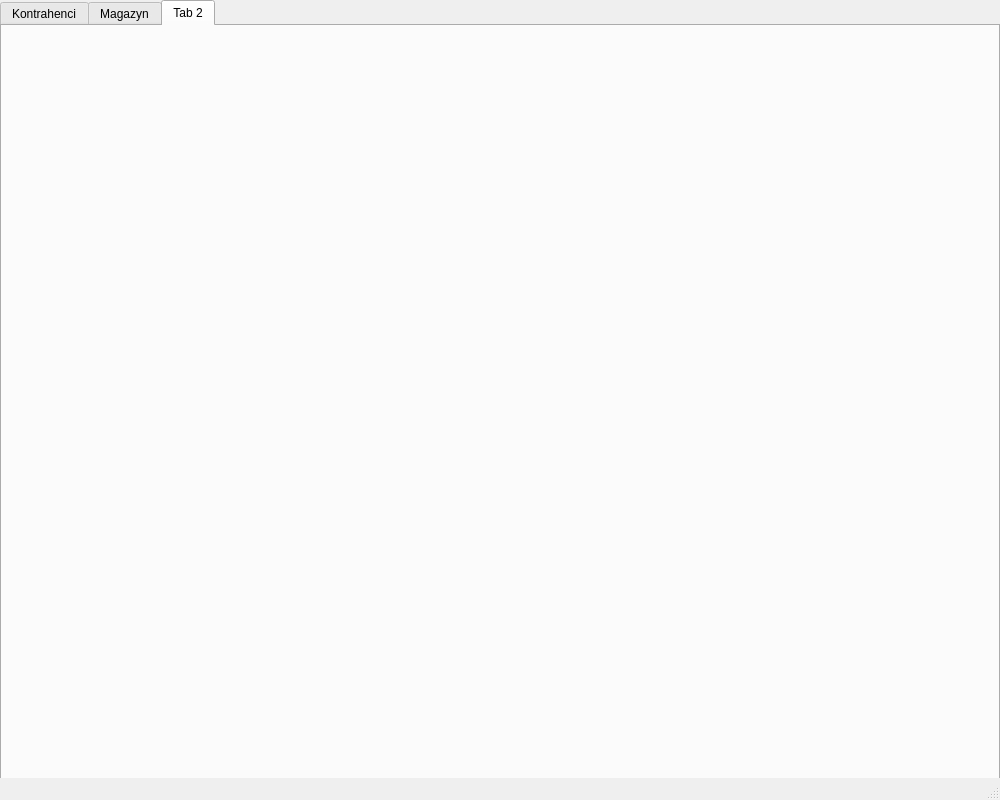
Above: mainwindow.ui from mbobas/QT_NoSQL_WareHouseSoft_ before the change. Below: the same form after it.
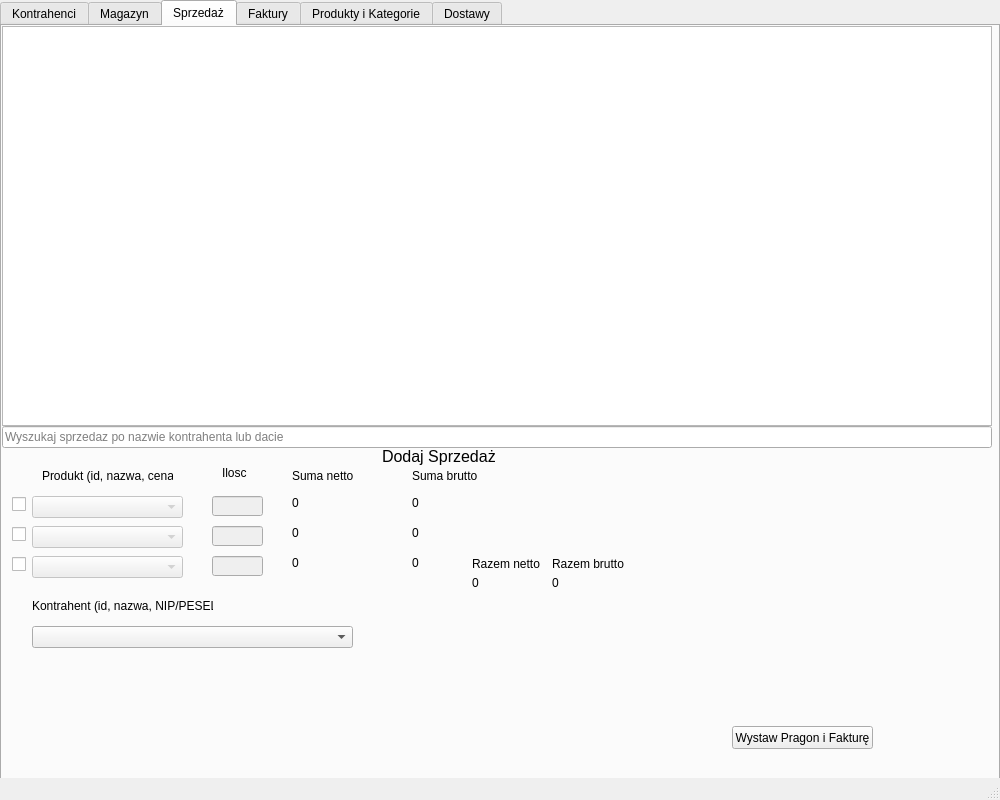
That is the form after the change. The open tabs and pages were chosen to show the change.

```diff
--- a/mainwindow.ui
+++ b/mainwindow.ui
@@ -274,7 +274,461 @@
     </widget>
     <widget class="QWidget" name="tab_3">
      <attribute name="title">
-      <string>Tab 2</string>
+      <string>Sprzedaż</string>
+     </attribute>
+     <widget class="QTableView" name="tableView_sprzedaz">
+      <property name="geometry">
+       <rect>
+        <x>0</x>
+        <y>0</y>
+        <width>990</width>
+        <height>400</height>
+       </rect>
+      </property>
+      <property name="editTriggers">
+       <set>QAbstractItemView::NoEditTriggers</set>
+      </property>
+     </widget>
+     <widget class="QLineEdit" name="lineEdit_sprzedaz_wyszukajtowar">
+      <property name="geometry">
+       <rect>
+        <x>0</x>
+        <y>400</y>
+        <width>990</width>
+        <height>22</height>
+       </rect>
+      </property>
+      <property name="placeholderText">
+       <string>Wyszukaj sprzedaz po nazwie kontrahenta lub dacie</string>
+      </property>
+     </widget>
+     <widget class="QLabel" name="label_sprzedaz">
+      <property name="geometry">
+       <rect>
+        <x>380</x>
+        <y>420</y>
+        <width>151</width>
+        <height>20</height>
+       </rect>
+      </property>
+      <property name="font">
+       <font>
+        <pointsize>12</pointsize>
+       </font>
+      </property>
+      <property name="text">
+       <string>Dodaj Sprzedaż</string>
+      </property>
+     </widget>
+     <widget class="QComboBox" name="comboBox">
+      <property name="enabled">
+       <bool>false</bool>
+      </property>
+      <property name="geometry">
+       <rect>
+        <x>30</x>
+        <y>470</y>
+        <width>151</width>
+        <height>22</height>
+       </rect>
+      </property>
+     </widget>
+     <widget class="QComboBox" name="comboBox_sprzedaz_2">
+      <property name="enabled">
+       <bool>false</bool>
+      </property>
+      <property name="geometry">
+       <rect>
+        <x>30</x>
+        <y>500</y>
+        <width>151</width>
+        <height>22</height>
+       </rect>
+      </property>
+     </widget>
+     <widget class="QComboBox" name="comboBox_sprzedaz_3">
+      <property name="enabled">
+       <bool>false</bool>
+      </property>
+      <property name="geometry">
+       <rect>
+        <x>30</x>
+        <y>530</y>
+        <width>151</width>
+        <height>22</height>
+       </rect>
+      </property>
+     </widget>
+     <widget class="QLineEdit" name="lineEdit_sprzedaz_cena1">
+      <property name="enabled">
+       <bool>false</bool>
+      </property>
+      <property name="geometry">
+       <rect>
+        <x>210</x>
+        <y>470</y>
+        <width>51</width>
+        <height>20</height>
+       </rect>
+      </property>
+     </widget>
+     <widget class="QLabel" name="label_sprzedaz_produkt">
+      <property name="geometry">
+       <rect>
+        <x>40</x>
+        <y>440</y>
+        <width>131</width>
+        <height>20</height>
+       </rect>
+      </property>
+      <property name="text">
+       <string>Produkt (id, nazwa, cena)</string>
+      </property>
+     </widget>
+     <widget class="QLabel" name="label_sprzedaz_ilosc">
+      <property name="geometry">
+       <rect>
+        <x>220</x>
+        <y>440</y>
+        <width>47</width>
+        <height>13</height>
+       </rect>
+      </property>
+      <property name="text">
+       <string>Ilosc</string>
+      </property>
+     </widget>
+     <widget class="QLineEdit" name="lineEdit_sprzedaz_cena_2">
+      <property name="enabled">
+       <bool>false</bool>
+      </property>
+      <property name="geometry">
+       <rect>
+        <x>210</x>
+        <y>500</y>
+        <width>51</width>
+        <height>20</height>
+       </rect>
+      </property>
+     </widget>
+     <widget class="QLineEdit" name="lineEdit_sprzedaz_cena1_3">
+      <property name="enabled">
+       <bool>false</bool>
+      </property>
+      <property name="geometry">
+       <rect>
+        <x>210</x>
+        <y>530</y>
+        <width>51</width>
+        <height>20</height>
+       </rect>
+      </property>
+     </widget>
+     <widget class="QLabel" name="label_suma_jednostkowa">
+      <property name="geometry">
+       <rect>
+        <x>290</x>
+        <y>440</y>
+        <width>91</width>
+        <height>20</height>
+       </rect>
+      </property>
+      <property name="text">
+       <string>Suma netto</string>
+      </property>
+     </widget>
+     <widget class="QLabel" name="label_sprzed_sum1">
+      <property name="geometry">
+       <rect>
+        <x>290</x>
+        <y>470</y>
+        <width>47</width>
+        <height>13</height>
+       </rect>
+      </property>
+      <property name="text">
+       <string>0</string>
+      </property>
+     </widget>
+     <widget class="QLabel" name="label_sprzed_sum2">
+      <property name="geometry">
+       <rect>
+        <x>290</x>
+        <y>500</y>
+        <width>47</width>
+        <height>13</height>
+       </rect>
+      </property>
+      <property name="text">
+       <string>0</string>
+      </property>
+     </widget>
+     <widget class="QLabel" name="label_sprzed_sum3">
+      <property name="geometry">
+       <rect>
+        <x>290</x>
+        <y>530</y>
+        <width>47</width>
+        <height>13</height>
+       </rect>
+      </property>
+      <property name="text">
+       <string>0</string>
+      </property>
+     </widget>
+     <widget class="QLabel" name="label_suma_jednostkowa_brutto">
+      <property name="geometry">
+       <rect>
+        <x>410</x>
+        <y>440</y>
+        <width>91</width>
+        <height>20</height>
+       </rect>
+      </property>
+      <property name="text">
+       <string>Suma brutto</string>
+      </property>
+     </widget>
+     <widget class="QLabel" name="label_sprzed_sumb1">
+      <property name="geometry">
+       <rect>
+        <x>410</x>
+        <y>470</y>
+        <width>47</width>
+        <height>13</height>
+       </rect>
+      </property>
+      <property name="text">
+       <string>0</string>
+      </property>
+     </widget>
+     <widget class="QLabel" name="label_sprzed_sumb2">
+      <property name="geometry">
+       <rect>
+        <x>410</x>
+        <y>500</y>
+        <width>47</width>
+        <height>13</height>
+       </rect>
+      </property>
+      <property name="text">
+       <string>0</string>
+      </property>
+     </widget>
+     <widget class="QLabel" name="label_sprzed_sumb3">
+      <property name="geometry">
+       <rect>
+        <x>410</x>
+        <y>530</y>
+        <width>47</width>
+        <height>13</height>
+       </rect>
+      </property>
+      <property name="text">
+       <string>0</string>
+      </property>
+     </widget>
+     <widget class="QLabel" name="label_sprzedaz_razemnetto">
+      <property name="geometry">
+       <rect>
+        <x>470</x>
+        <y>530</y>
+        <width>81</width>
+        <height>16</height>
+       </rect>
+      </property>
+      <property name="text">
+       <string>Razem netto</string>
+      </property>
+     </widget>
+     <widget class="QLabel" name="label_sprzedaz_razembrutto">
+      <property name="geometry">
+       <rect>
+        <x>550</x>
+        <y>530</y>
+        <width>81</width>
+        <height>16</height>
+       </rect>
+      </property>
+      <property name="text">
+       <string>Razem brutto</string>
+      </property>
+     </widget>
+     <widget class="QLabel" name="label_sprzed_suma_razemnetto">
+      <property name="geometry">
+       <rect>
+        <x>470</x>
+        <y>550</y>
+        <width>47</width>
+        <height>13</height>
+       </rect>
+      </property>
+      <property name="text">
+       <string>0</string>
+      </property>
+     </widget>
+     <widget class="QLabel" name="label_sprzed_suma_razembrutto">
+      <property name="geometry">
+       <rect>
+        <x>550</x>
+        <y>550</y>
+        <width>47</width>
+        <height>13</height>
+       </rect>
+      </property>
+      <property name="text">
+       <string>0</string>
+      </property>
+     </widget>
+     <widget class="QComboBox" name="comboBox_sprzedaz_kontrahent">
+      <property name="geometry">
+       <rect>
+        <x>30</x>
+        <y>600</y>
+        <width>321</width>
+        <height>22</height>
+       </rect>
+      </property>
+     </widget>
+     <widget class="QCheckBox" name="checkBox_sprzed_1">
+      <property name="geometry">
+       <rect>
+        <x>10</x>
+        <y>470</y>
+        <width>16</width>
+        <height>17</height>
+       </rect>
+      </property>
+      <property name="text">
+       <string/>
+      </property>
+     </widget>
+     <widget class="QCheckBox" name="checkBox_sprzed_2">
+      <property name="geometry">
+       <rect>
+        <x>10</x>
+        <y>500</y>
+        <width>16</width>
+        <height>17</height>
+       </rect>
+      </property>
+      <property name="text">
+       <string/>
+      </property>
+     </widget>
+     <widget class="QCheckBox" name="checkBox_sprzed_3">
+      <property name="geometry">
+       <rect>
+        <x>10</x>
+        <y>530</y>
+        <width>16</width>
+        <height>17</height>
+       </rect>
+      </property>
+      <property name="text">
+       <string/>
+      </property>
+     </widget>
+     <widget class="QPushButton" name="pushButton_sprzedaz">
+      <property name="geometry">
+       <rect>
+        <x>730</x>
+        <y>700</y>
+        <width>141</width>
+        <height>23</height>
+       </rect>
+      </property>
+      <property name="text">
+       <string>Wystaw Pragon i Fakturę</string>
+      </property>
+     </widget>
+     <widget class="QLabel" name="label_sprzedaz_kontrahent">
+      <property name="geometry">
+       <rect>
+        <x>30</x>
+        <y>570</y>
+        <width>181</width>
+        <height>20</height>
+       </rect>
+      </property>
+      <property name="text">
+       <string>Kontrahent (id, nazwa, NIP/PESEL</string>
+      </property>
+     </widget>
+     <widget class="QLabel" name="label_sprzed_komunikat">
+      <property name="geometry">
+       <rect>
+        <x>440</x>
+        <y>660</y>
+        <width>511</width>
+        <height>20</height>
+       </rect>
+      </property>
+      <property name="font">
+       <font>
+        <pointsize>13</pointsize>
+       </font>
+      </property>
+      <property name="text">
+       <string/>
+      </property>
+      <property name="alignment">
+       <set>Qt::AlignCenter</set>
+      </property>
+     </widget>
+    </widget>
+    <widget class="QWidget" name="tab_faktury">
+     <attribute name="title">
+      <string>Faktury</string>
+     </attribute>
+     <widget class="QTableView" name="tableView_faktury">
+      <property name="geometry">
+       <rect>
+        <x>0</x>
+        <y>0</y>
+        <width>990</width>
+        <height>400</height>
+       </rect>
+      </property>
+      <property name="editTriggers">
+       <set>QAbstractItemView::NoEditTriggers</set>
+      </property>
+     </widget>
+     <widget class="QLineEdit" name="lineEdit_faktury_wyszukaj">
+      <property name="geometry">
+       <rect>
+        <x>0</x>
+        <y>400</y>
+        <width>990</width>
+        <height>22</height>
+       </rect>
+      </property>
+      <property name="placeholderText">
+       <string>Wyszukaj fakturę po NAZWIE / NIP/ PESEL</string>
+      </property>
+     </widget>
+     <widget class="QLabel" name="label_faktury">
+      <property name="geometry">
+       <rect>
+        <x>300</x>
+        <y>470</y>
+        <width>411</width>
+        <height>20</height>
+       </rect>
+      </property>
+      <property name="text">
+       <string>Faktury wystawiane są automatycznie przy zatwierdzeniu sprzedazy</string>
+      </property>
+     </widget>
+    </widget>
+    <widget class="QWidget" name="tab_prod_kat">
+     <attribute name="title">
+      <string>Produkty i Kategorie</string>
+     </attribute>
+    </widget>
+    <widget class="QWidget" name="tab">
+     <attribute name="title">
+      <string>Dostawy</string>
      </attribute>
     </widget>
    </widget>
```
Left out of the diff: 32 changed lines with no effect on the pictures.
